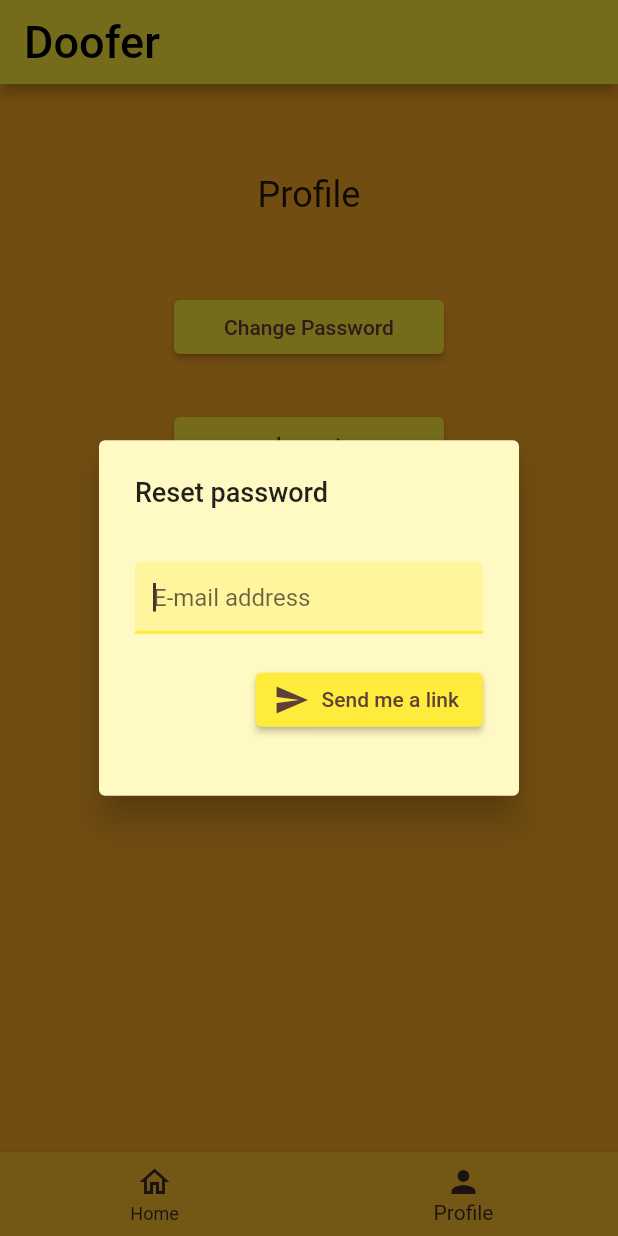
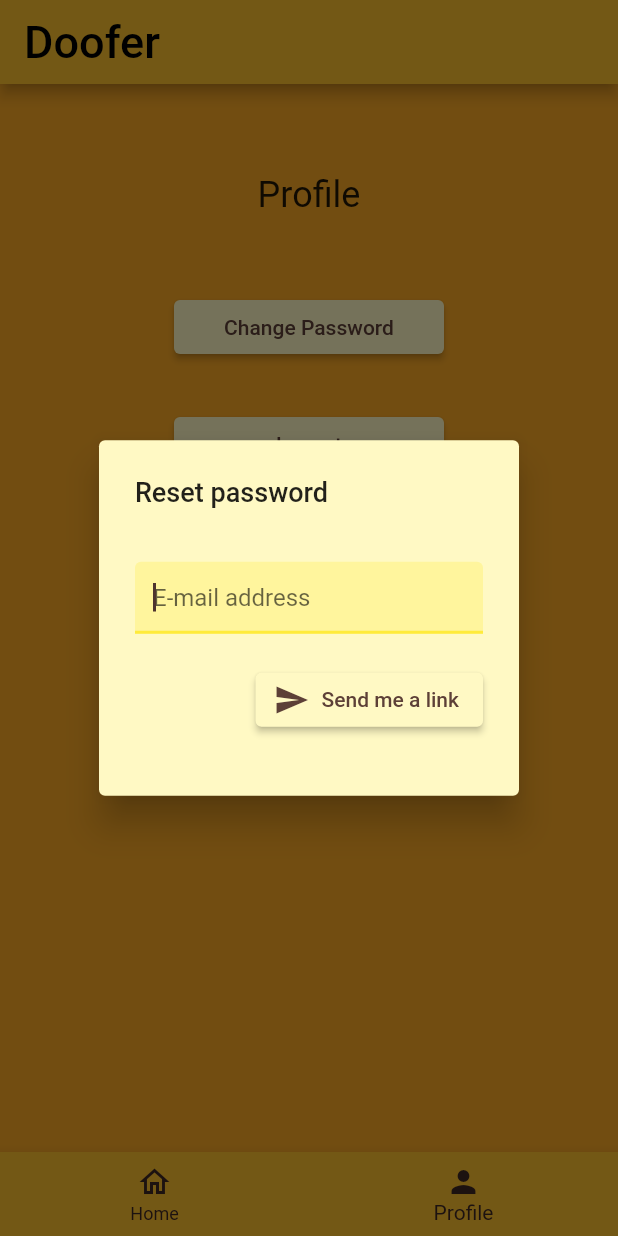
Before and after one commit to wgilpin/keep_app, a Flutter app: the screen it shows once a user with an empty profile is signed in, item 2 of the bottom bar chosen, after a tap on "Change Password", on a phone screen of 412 x 824 dp. Run offline on Flutter 3.47's test engine with Material 2 defaults, Android fonts, the phone set to English and light mode, and no system bars; our stand-ins replace cloud_firestore, cloud_functions, firebase_auth, firebase_core, flutter_dotenv, flutter_html and 2 more; missing offline and left inert: dart:html, receive_sharing_intent, to_csv; accounts and stored records are empty; Roboto replaces fonts that are missing (Hind, Philosopher, RobotoSlab).

Commit message:
fix dark colours

```diff
--- a/lib/src/views/login/login_page.dart
+++ b/lib/src/views/login/login_page.dart
@@ -77,6 +77,7 @@ class LoginPage extends GetWidget<AuthCtl> {
               fontSize: 30,
             ),
           ),
+          backgroundColor: Theme.of(context).primaryColorDark,
         ),
         body: Center(
           child: SizedBox(
@@ -106,6 +107,8 @@ class LoginPage extends GetWidget<AuthCtl> {
                     SizedBox(height: 40),
                     ElevatedButton(
                       onPressed: doLogin,
+                      style: ElevatedButton.styleFrom(
+                          fixedSize: const Size(180, 30), backgroundColor: Theme.of(context).primaryColorLight),
                       child: Text(
                         'Log in',
                       ),
--- a/lib/src/views/login/profile.dart
+++ b/lib/src/views/login/profile.dart
@@ -28,6 +28,7 @@ class ProfilePage extends StatelessWidget {
             fontSize: 30,
           ),
         ),
+        backgroundColor: Theme.of(context).primaryColorDark,
       ),
       body: Row(
         children: [
@@ -47,17 +48,20 @@ class ProfilePage extends StatelessWidget {
                   const SizedBox(height: 50),
                   ElevatedButton(
                       onPressed: () => doPassword(context),
-                      style: ElevatedButton.styleFrom(fixedSize: const Size(180, 30)),
+                      style: ElevatedButton.styleFrom(
+                          fixedSize: const Size(180, 30), backgroundColor: Theme.of(context).primaryColorLight),
                       child: const Text('Change Password')),
                   const SizedBox(height: 30),
                   ElevatedButton(
                       onPressed: doLogout,
-                      style: ElevatedButton.styleFrom(fixedSize: const Size(180, 30)),
+                      style: ElevatedButton.styleFrom(
+                          fixedSize: const Size(180, 30), backgroundColor: Theme.of(context).primaryColorLight),
                       child: const Text('Logout')),
                   const SizedBox(height: 30),
                   ElevatedButton(
                       onPressed: doDownload,
-                      style: ElevatedButton.styleFrom(fixedSize: const Size(180, 30)),
+                      style: ElevatedButton.styleFrom(
+                          fixedSize: const Size(180, 30), backgroundColor: Theme.of(context).primaryColorLight),
                       child: const Text('Download my data')),
                 ],
               ),
@@ -100,6 +104,7 @@ class ProfilePage extends StatelessWidget {
                       icon: Icon(Icons.send),
                       onPressed: () => sendPasswordChangeLink(emailCtl.text),
                       label: Text("Send me a link"),
+                      style: ElevatedButton.styleFrom(backgroundColor: Theme.of(context).primaryColorLight),
                     ),
                   ],
                 )
```
